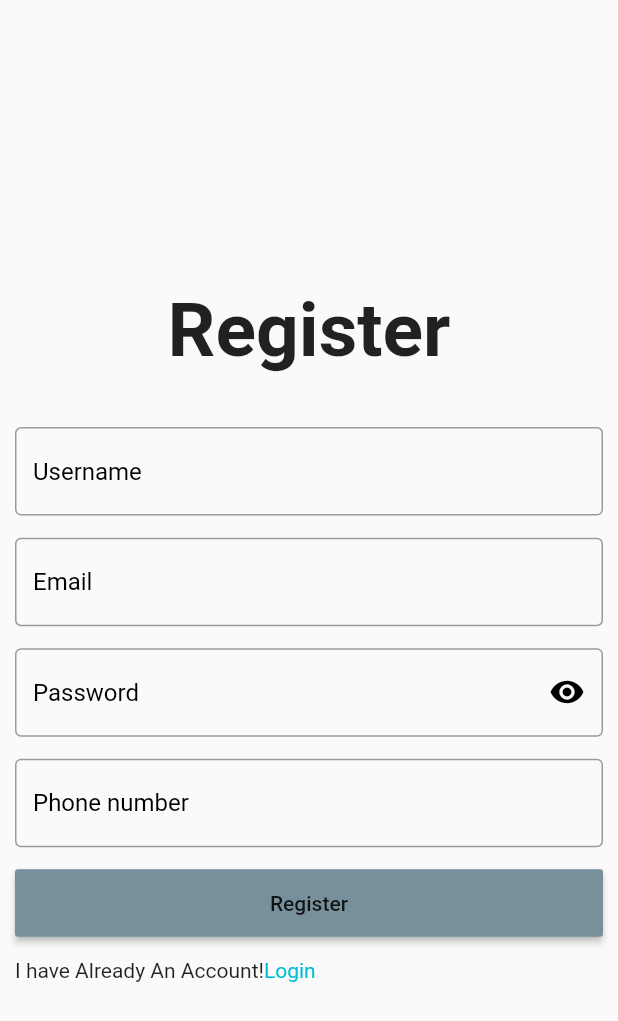
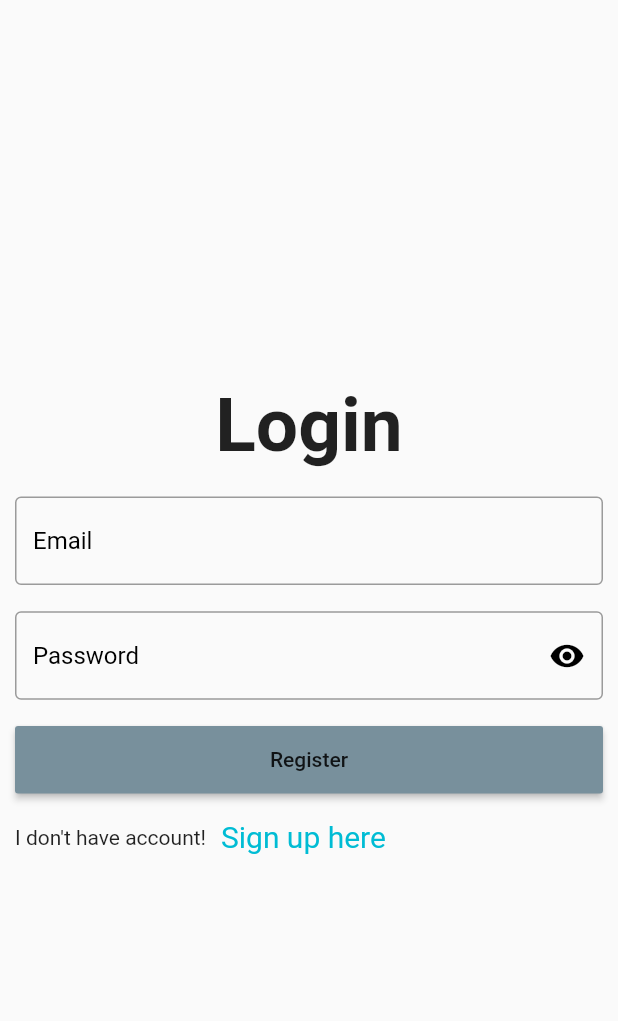
Before and after one commit to thanhtoannguyenviet/ecommerce-app, a Flutter app: the screen it shows after launch, on a phone screen of 412 x 824 dp. Shown: the top 1021 px of the screen. Run offline on Flutter 3.47's test engine with Material 2 defaults, Android fonts, the phone set to English and light mode, and no system bars.

Commit message:
Complete Login Form

```diff
--- a/lib/common/validate.dart
+++ b/lib/common/validate.dart
@@ -1,3 +1,7 @@
 class Validate{
   static String emailValidate = r'/^(([^<>()[\]\.,;:\s@\"]+(\.[^<>()[\]\.,;:\s@\"]+)*)|(\".+\"))@(([^<>()[\]\.,;:\s@\"]+\.)+[^<>()[\]\.,;:\s@\"]{2,})$/i';
+  static bool checkValidate(String regStr,inputStr){
+    RegExp regExp = RegExp(regStr);
+    return regExp.hasMatch(inputStr);
+  }
 }
--- a/lib/main.dart
+++ b/lib/main.dart
@@ -1,4 +1,5 @@
 import 'package:ecommerceappflutter/screens/home.dart';
+import 'package:ecommerceappflutter/screens/login.dart';
 import 'package:ecommerceappflutter/screens/signup.dart';
 import 'package:flutter/material.dart';
 import 'package:provider/provider.dart';
@@ -22,8 +23,13 @@ class MyApp extends StatelessWidget {
       child: MaterialApp(
         initialRoute: '/',
         routes: {
-          '/': (context) => const SignUp(),
+          '/': (context) => const Login(),
         },
+        theme:ThemeData(
+          primaryColor: Colors.blueAccent,
+          visualDensity: VisualDensity.adaptivePlatformDensity
+        ),
+
       ),
     );
   }
--- /dev/null
+++ b/lib/screens/login.dart
@@ -0,0 +1,113 @@
+
+import 'package:ecommerceappflutter/common/validate.dart';
+import 'package:ecommerceappflutter/screens/signup.dart';
+import 'package:flutter/cupertino.dart';
+import 'package:flutter/material.dart';
+
+class Login extends StatefulWidget{
+  const Login({Key? key}) : super(key: key);
+
+  @override
+  _LoginState createState() => _LoginState();
+}
+final GlobalKey<FormState> _formKey= GlobalKey<FormState>();
+bool obserText =true;
+class _LoginState extends State<Login>{
+  @override
+  Widget build(BuildContext context){
+    return Scaffold(
+      body: Form(
+        key: _formKey,
+        child: Container(
+          margin: EdgeInsets.symmetric(horizontal: 10),
+          child: Column(
+            mainAxisAlignment: MainAxisAlignment.center,
+            children: <Widget> [
+              Container(
+                height: 350,
+                width: double.infinity,
+                child: Column(
+                  mainAxisAlignment: MainAxisAlignment.spaceEvenly,
+                  children: <Widget>[
+                    const Text("Login",style: TextStyle(
+                      fontSize: 50,
+                      fontWeight: FontWeight.bold
+                    )),
+                    TextFormField(
+                      validator: (value){
+                        if(value == ""){
+                          return "Please fill email";
+                        }else if(!Validate.checkValidate(Validate.emailValidate, value)){
+                          return "Email is invalid";
+                        }
+                      },
+                      decoration: const InputDecoration(
+                          border: OutlineInputBorder(),
+                          hintText:"Email",
+                          hintStyle: TextStyle(
+                            color: Colors.black,
+                          )
+                      ),
+                    ),
+                    TextFormField(
+                      obscureText: obserText,
+                      validator: (value){
+                        if(value!.length<8){
+                          return "Password is too short";
+                        }
+                      },
+                      decoration: InputDecoration(
+                        border: const OutlineInputBorder(),
+                        hintText: "Password",
+                        hintStyle: const TextStyle(
+                            color: Colors.black
+                        ),
+                        suffixIcon: GestureDetector(
+                          onTap: (){
+                            setState((){
+                              obserText = !obserText;
+                            });
+                          },
+                          child: Icon(
+                            obserText == true? Icons.visibility : Icons.visibility_off,
+                            color: Colors.black,
+                          ),
+                        ),
+                      ),
+                    ),
+                    Container(
+                        height: 45,
+                        width: double.infinity,
+                        child: RaisedButton(
+                            child: const Text("Register"),color: Colors.blueGrey[400],onPressed: (){
+                        })
+                    ),
+                   Row(
+                     children: [
+                       Text("I don't have account!"),
+                       SizedBox(width: 10),
+                       GestureDetector(
+                         onTap: (){
+                          Navigator.of(context).pushReplacement(
+                              MaterialPageRoute(
+                                  builder: (ctx)=>const SignUp()
+                              )
+                          );
+                         },
+                         child: Text("Sign up here",style: TextStyle(
+                           color: Colors.cyan,
+                           fontSize: 20
+                         ),),
+                       )
+                     ],
+                   )
+                  ],
+                ),
+              )
+            ],
+          ),
+        ),
+      )
+    );
+  }
+}
```
Also changed, not shown: lib/screens/signup.dart (+13 -3 lines).
